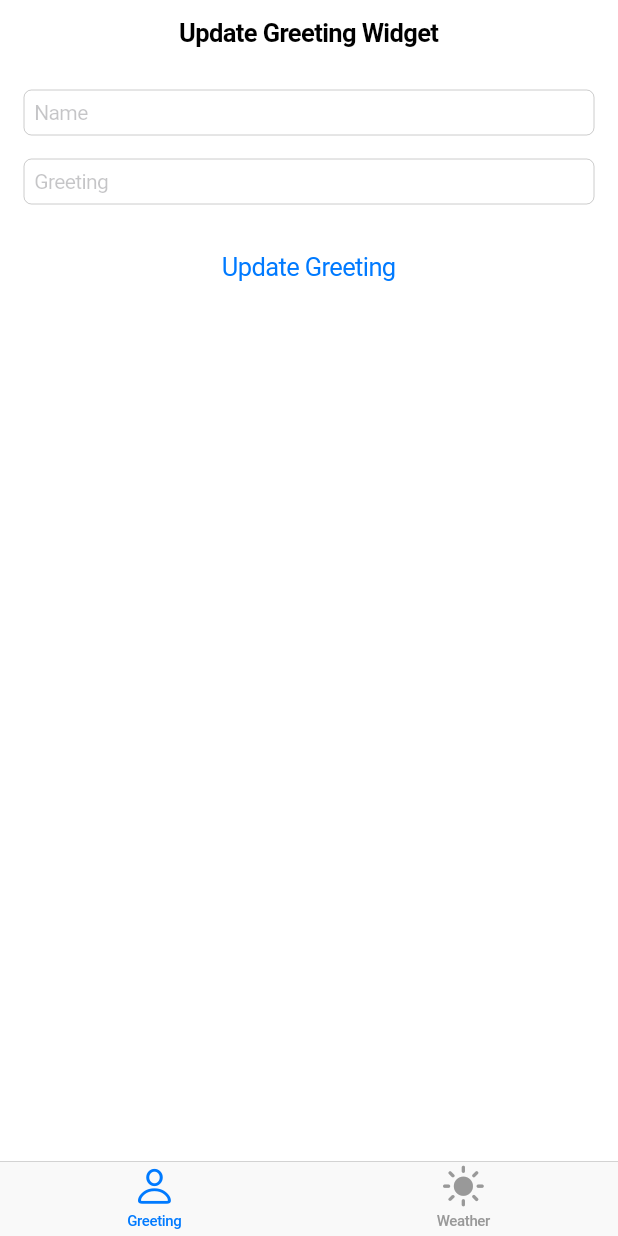
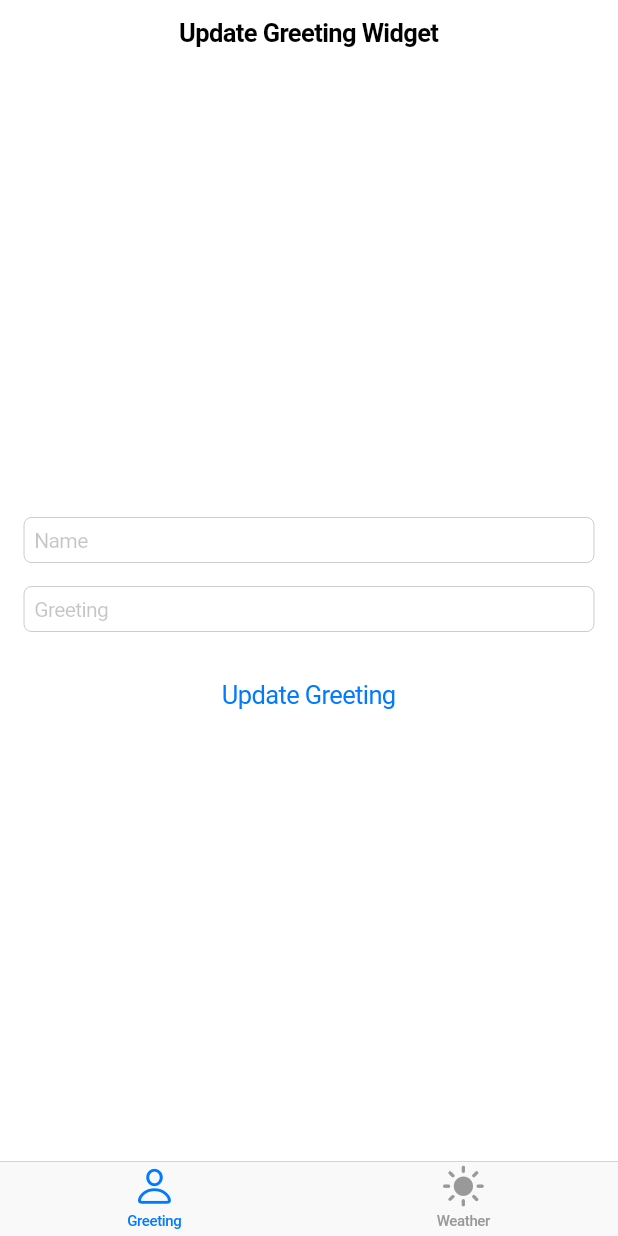
Before and after one commit to n0rthk1n9/flutter-ios-widgets-demo, a Flutter app: the screen it shows after launch, on a phone screen of 412 x 824 dp. Run offline on Flutter 3.47's test engine with Material 2 defaults, Android fonts, the phone set to English and light mode, and no system bars; missing offline and left inert: home_widget.

Commit message:
center content

```diff
--- a/lib/update_greeting_widget_tab_view.dart
+++ b/lib/update_greeting_widget_tab_view.dart
@@ -51,6 +51,7 @@ class _UpdateGreetingWidgetTabState extends State<UpdateGreetingWidgetTab> {
       child: SafeArea(
         child: Column(
           children: [
+            const Spacer(),
             Padding(
               padding: const EdgeInsets.all(16.0),
               child: CupertinoTextField(
@@ -85,6 +86,7 @@ class _UpdateGreetingWidgetTabState extends State<UpdateGreetingWidgetTab> {
               },
               child: const Text('Update Greeting'),
             ),
+            const Spacer(),
           ],
         ),
       ),
--- a/lib/update_weather_widget_tab_view.dart
+++ b/lib/update_weather_widget_tab_view.dart
@@ -56,6 +56,7 @@ class _UpdateWeatherWidgetTabState extends State<UpdateWeatherWidgetTab> {
       child: SafeArea(
         child: Column(
           children: [
+            const Spacer(),
             Padding(
               padding: const EdgeInsets.all(16.0),
               child: CupertinoTextField(
@@ -103,6 +104,7 @@ class _UpdateWeatherWidgetTabState extends State<UpdateWeatherWidgetTab> {
               },
               child: const Text('Update Weather'),
             ),
+            const Spacer(),
           ],
         ),
       ),
```
